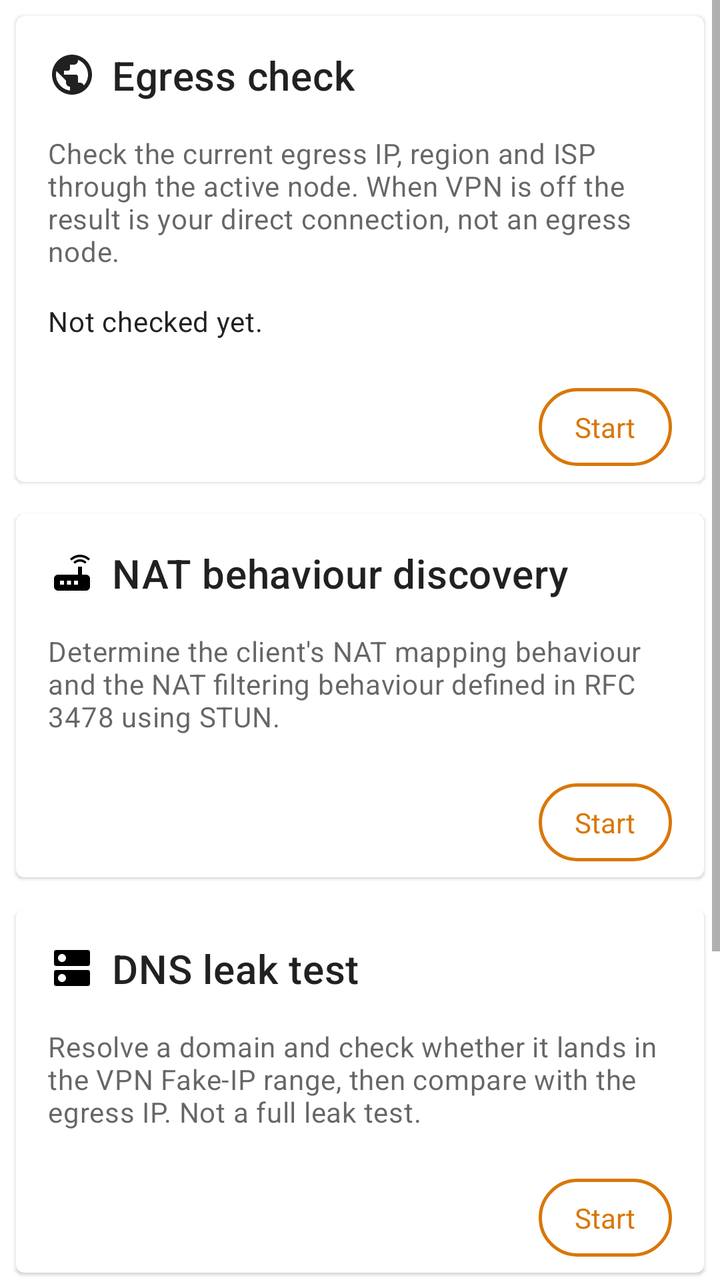
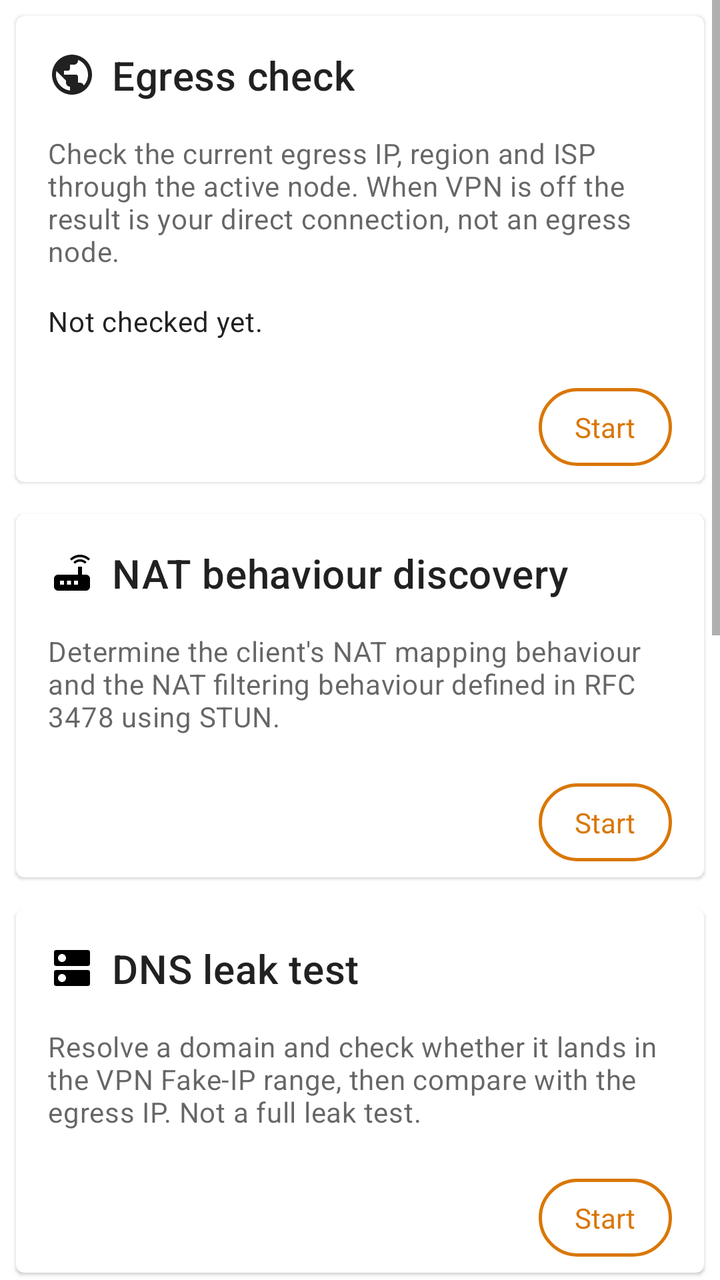

An Android layout rendered at two revisions. The XML below is the earlier revision; the diff shows what the commit changed to produce the second picture.
<!-- AndroidManifest.xml: application theme Theme.Start -->
<!-- res/layout/layout_network.xml -->
<?xml version="1.0" encoding="utf-8"?>
<ScrollView xmlns:android="http://schemas.android.com/apk/res/android"
    xmlns:app="http://schemas.android.com/apk/res-auto"
    android:layout_width="match_parent"
    android:layout_height="match_parent"
    android:fillViewport="true">

<LinearLayout
    android:layout_width="match_parent"
    android:layout_height="wrap_content"
    android:orientation="vertical">

    
    <com.google.android.material.card.MaterialCardView
        android:layout_width="match_parent"
        android:layout_height="wrap_content"
        android:layout_margin="8dp"
        android:clickable="true"
        android:focusable="true">

        <LinearLayout
            android:layout_width="match_parent"
            android:layout_height="wrap_content"
            android:orientation="vertical">

            <LinearLayout
                android:layout_width="match_parent"
                android:layout_height="wrap_content"
                android:orientation="vertical"
                android:padding="16dp">

                <LinearLayout
                    android:layout_width="match_parent"
                    android:layout_height="wrap_content"
                    android:gravity="center_vertical"
                    android:orientation="horizontal">

                    <ImageView
                        android:layout_width="24dp"
                        android:layout_height="24dp"
                        android:src="@drawable/baseline_public_24"
                        android:tint="?android:attr/textColorPrimary" />

                    <TextView
                        android:layout_width="wrap_content"
                        android:layout_height="wrap_content"
                        android:layout_marginStart="8dp"
                        android:text="@string/egress_check"
                        android:textAppearance="?attr/textAppearanceHeadline6" />

                </LinearLayout>

                <TextView
                    android:layout_width="wrap_content"
                    android:layout_height="wrap_content"
                    android:layout_marginTop="16dp"
                    android:text="@string/egress_check_summary"
                    android:textAppearance="?attr/textAppearanceBody2"
                    android:textColor="?android:attr/textColorSecondary" />

                <TextView
                    android:id="@+id/egressResult"
                    android:layout_width="match_parent"
                    android:layout_height="wrap_content"
                    android:layout_marginTop="16dp"
                    android:text="@string/egress_check_idle"
                    android:textAppearance="?attr/textAppearanceBody2" />

                <LinearLayout
                    android:id="@+id/egressOverview"
                    android:layout_width="match_parent"
                    android:layout_height="wrap_content"
                    android:layout_marginTop="16dp"
                    android:orientation="vertical"
                    android:visibility="gone">

                    <LinearLayout
                        android:layout_width="match_parent"
                        android:layout_height="wrap_content"
                        android:gravity="center_vertical"
                        android:orientation="horizontal">

                        <TextView
                            android:id="@+id/egressFlag"
                            android:layout_width="wrap_content"
                            android:layout_height="wrap_content"
                            android:layout_marginEnd="8dp"
                            android:textSize="22sp" />

                        <TextView
                            android:id="@+id/egressIp"
                            android:layout_width="0dp"
                            android:layout_height="wrap_content"
                            android:layout_weight="1"
                            android:textSize="15sp"
                            android:textStyle="bold"
                            android:textColor="?android:attr/textColorPrimary" />

                        <TextView
                            android:id="@+id/egressIpVersion"
                            android:layout_width="wrap_content"
                            android:layout_height="wrap_content"
                            android:textSize="12sp"
                            android:textColor="?android:attr/textColorSecondary" />

                    </LinearLayout>

                    <TextView
                        android:id="@+id/egressPlace"
                        android:layout_width="match_parent"
                        android:layout_height="wrap_content"
                        android:layout_marginTop="4dp"
                        android:textSize="13sp"
                        android:textColor="?android:attr/textColorSecondary" />

                    <TextView
                        android:id="@+id/egressIsp"
                        android:layout_width="match_parent"
                        android:layout_height="wrap_content"
                        android:layout_marginTop="2dp"
                        android:textSize="13sp"
                        android:textColor="?android:attr/textColorSecondary" />

                    <TextView
                        android:id="@+id/egressMode"
                        android:layout_width="match_parent"
                        android:layout_height="wrap_content"
                        android:layout_marginTop="2dp"
                        android:textSize="13sp"
                        android:textColor="?android:attr/textColorSecondary" />

                    <TextView
                        android:id="@+id/egressSource"
                        android:layout_width="match_parent"
                        android:layout_height="wrap_content"
                        android:layout_marginTop="2dp"
                        android:textSize="12sp"
                        android:textColor="?android:attr/textColorSecondary" />

                </LinearLayout>

            </LinearLayout>

            <LinearLayout
                android:layout_width="match_parent"
                android:layout_height="wrap_content"
                android:layout_margin="8dp"
                android:gravity="end"
                android:orientation="horizontal">

                
                <TextView
                    android:id="@+id/egressCheck"
                    android:layout_width="wrap_content"
                    android:layout_height="wrap_content"
                    android:layout_marginEnd="8dp"
                    android:background="@drawable/bg_amber_outline_pill"
                    android:clickable="true"
                    android:focusable="true"
                    android:paddingStart="18dp"
                    android:paddingEnd="18dp"
                    android:paddingTop="10dp"
                    android:paddingBottom="10dp"
                    android:text="@string/start"
                    android:textColor="@color/color_rift_accent"
                    android:textSize="14sp" />
            </LinearLayout>

        </LinearLayout>
    </com.google.android.material.card.MaterialCardView>

    <com.google.android.material.card.MaterialCardView
        android:layout_width="match_parent"
        android:layout_height="wrap_content"
        android:layout_margin="8dp"
        android:clickable="true"
        android:focusable="true">

        <LinearLayout
            android:layout_width="match_parent"
            android:layout_height="wrap_content"
            android:orientation="vertical">

            <LinearLayout
                android:layout_width="match_parent"
                android:layout_height="wrap_content"
                android:orientation="vertical"
                android:padding="16dp">

                <LinearLayout
                    android:layout_width="match_parent"
                    android:layout_height="wrap_content"
                    android:gravity="center_vertical"
                    android:orientation="horizontal">

                    <ImageView
                        android:layout_width="24dp"
                        android:layout_height="24dp"
                        android:src="@drawable/ic_hardware_router"
                        android:tint="?android:attr/textColorPrimary" />

                    <TextView
                        android:layout_width="wrap_content"
                        android:layout_height="wrap_content"
                        android:layout_marginStart="8dp"
                        android:text="@string/stun_test"
                        android:textAppearance="?attr/textAppearanceHeadline6" />

                </LinearLayout>

                <TextView
                    android:layout_width="wrap_content"
                    android:layout_height="wrap_content"
                    android:layout_marginTop="16dp"
                    android:text="@string/stun_test_summary"
                    android:textAppearance="?attr/textAppearanceBody2"
                    android:textColor="?android:attr/textColorSecondary" />

            </LinearLayout>

            <LinearLayout
                android:layout_width="match_parent"
                android:layout_height="wrap_content"
                android:layout_margin="8dp"
                android:gravity="end"
                android:orientation="horizontal">

                <TextView
                    android:id="@+id/stunTest"
                    android:layout_width="wrap_content"
                    android:layout_height="wrap_content"
                    android:layout_marginEnd="8dp"
                    android:background="@drawable/bg_amber_outline_pill"
                    android:clickable="true"
                    android:focusable="true"
                    android:paddingStart="18dp"
                    android:paddingEnd="18dp"
                    android:paddingTop="10dp"
                    android:paddingBottom="10dp"
                    android:text="@string/start"
                    android:textColor="@color/color_rift_accent"
                    android:textSize="14sp" />
            </LinearLayout>

        </LinearLayout>
    </com.google.android.material.card.MaterialCardView>

    
    <com.google.android.material.card.MaterialCardView
        android:layout_width="match_parent"
        android:layout_height="wrap_content"
        android:layout_margin="8dp"
        android:clickable="true"
        android:focusable="true">

        <LinearLayout
            android:layout_width="match_parent"
            android:layout_height="wrap_content"
            android:orientation="vertical">

            <LinearLayout
                android:layout_width="match_parent"
                android:layout_height="wrap_content"
                android:orientation="vertical"
                android:padding="16dp">

                <LinearLayout
                    android:layout_width="match_parent"
                    android:layout_height="wrap_content"
                    android:gravity="center_vertical"
                    android:orientation="horizontal">

                    <ImageView
                        android:layout_width="24dp"
                        android:layout_height="24dp"
                        android:src="@drawable/ic_action_dns"
                        android:tint="?android:attr/textColorPrimary" />

                    <TextView
                        android:layout_width="wrap_content"
                        android:layout_height="wrap_content"
                        android:layout_marginStart="8dp"
                        android:text="@string/dns_leak_test"
                        android:textAppearance="?attr/textAppearanceHeadline6" />

                </LinearLayout>

                <TextView
                    android:layout_width="wrap_content"
                    android:layout_height="wrap_content"
                    android:layout_marginTop="16dp"
                    android:text="@string/dns_leak_test_summary"
                    android:textAppearance="?attr/textAppearanceBody2"
                    android:textColor="?android:attr/textColorSecondary" />

                <TextView
                    android:id="@+id/dnsLeakResult"
                    android:layout_width="match_parent"
                    android:layout_height="wrap_content"
                    android:layout_marginTop="16dp"
                    android:lineSpacingExtra="4dp"
                    android:textAppearance="?attr/textAppearanceBody2"
                    android:textColor="?primaryOrTextPrimary"
                    android:visibility="gone" />

            </LinearLayout>

            <LinearLayout
                android:layout_width="match_parent"
                android:layout_height="wrap_content"
                android:layout_margin="8dp"
                android:gravity="end"
                android:orientation="horizontal">

                <TextView
                    android:id="@+id/dnsLeakTest"
                    android:layout_width="wrap_content"
                    android:layout_height="wrap_content"
                    android:layout_marginEnd="8dp"
                    android:background="@drawable/bg_amber_outline_pill"
                    android:clickable="true"
                    android:focusable="true"
                    android:paddingStart="18dp"
                    android:paddingEnd="18dp"
                    android:paddingTop="10dp"
                    android:paddingBottom="10dp"
                    android:text="@string/start"
                    android:textColor="@color/color_rift_accent"
                    android:textSize="14sp" />
            </LinearLayout>

        </LinearLayout>
    </com.google.android.material.card.MaterialCardView>

    
    <com.google.android.material.card.MaterialCardView
        android:layout_width="match_parent"
        android:layout_height="wrap_content"
        android:layout_margin="8dp"
        android:clickable="true"
        android:focusable="true">

        <LinearLayout
            android:layout_width="match_parent"
            android:layout_height="wrap_content"
            android:orientation="vertical">

            <LinearLayout
                android:layout_width="match_parent"
                android:layout_height="wrap_content"
                android:orientation="vertical"
                android:padding="16dp">

                <LinearLayout
                    android:layout_width="match_parent"
                    android:layout_height="wrap_content"
                    android:gravity="center_vertical"
                    android:orientation="horizontal">

                    <ImageView
                        android:layout_width="24dp"
                        android:layout_height="24dp"
                        android:src="@drawable/ic_baseline_link_24"
                        android:tint="?android:attr/textColorPrimary" />

                    <TextView
                        android:layout_width="wrap_content"
                        android:layout_height="wrap_content"
                        android:layout_marginStart="8dp"
                        android:text="@string/url_check_test"
                        android:textAppearance="?attr/textAppearanceHeadline6" />

                </LinearLayout>

                <TextView
                    android:layout_width="wrap_content"
                    android:layout_height="wrap_content"
                    android:layout_marginTop="16dp"
                    android:text="@string/url_check_test_summary"
                    android:textAppearance="?attr/textAppearanceBody2"
                    android:textColor="?android:attr/textColorSecondary" />

                <TextView
                    android:id="@+id/urlCheckResult"
                    android:layout_width="match_parent"
                    android:layout_height="wrap_content"
                    android:layout_marginTop="16dp"
                    android:lineSpacingExtra="4dp"
                    android:textAppearance="?attr/textAppearanceBody2"
                    android:textColor="?primaryOrTextPrimary"
                    android:visibility="gone" />

            </LinearLayout>

            <LinearLayout
                android:layout_width="match_parent"
                android:layout_height="wrap_content"
                android:layout_margin="8dp"
                android:gravity="end"
                android:orientation="horizontal">

                <TextView
                    android:id="@+id/urlCheckTest"
                    android:layout_width="wrap_content"
                    android:layout_height="wrap_content"
                    android:layout_marginEnd="8dp"
                    android:background="@drawable/bg_amber_outline_pill"
                    android:clickable="true"
                    android:focusable="true"
                    android:paddingStart="18dp"
                    android:paddingEnd="18dp"
                    android:paddingTop="10dp"
                    android:paddingBottom="10dp"
                    android:text="@string/start"
                    android:textColor="@color/color_rift_accent"
                    android:textSize="14sp" />
            </LinearLayout>

        </LinearLayout>
    </com.google.android.material.card.MaterialCardView>

</LinearLayout>
</ScrollView>
<!-- resources referenced by this layout -->
<resources>
  <color name="color_rift_accent">#D97706</color>
  <!-- drawable bg_amber_outline_pill (drawable) -->
  <?xml version="1.0" encoding="utf-8"?>
  <ripple xmlns:android="http://schemas.android.com/apk/res/android"
      android:color="?attr/colorControlHighlight">
      <item>
          <shape android:shape="rectangle">
              <corners android:radius="24dp" />
              <stroke
                  android:width="1.5dp"
                  android:color="@color/color_rift_accent" />
          </shape>
      </item>
  </ripple>
  <string name="dns_leak_test">DNS leak test</string>
  <string name="dns_leak_test_summary">Resolve a domain and check whether it lands in the VPN Fake-IP range, then compare with the egress IP. Not a full leak test.</string>
  <string name="egress_check">Egress check</string>
  <string name="egress_check_idle">Not checked yet.</string>
  <string name="egress_check_summary">Check the current egress IP, region and ISP through the active node. When VPN is off the result is your direct connection, not an egress node.</string>
  <string name="start">Start</string>
  <string name="stun_test">NAT behaviour discovery</string>
  <string name="stun_test_summary">Determine the client\'s NAT mapping behaviour and the NAT
          filtering behaviour defined in RFC 3478 using STUN.</string>
  <string name="url_check_test">URL Check</string>
  <string name="url_check_test_summary">Trace a real request to www.youtube.com end to end (DNS → connection → TLS → HTTP) and show which step fails. Sends one tiny probe request, not the full page.</string>
  <style name="Theme.Start" parent="Theme.MaterialComponents.DayNight">
          <item name="android:navigationBarColor">@android:color/transparent</item>
          <item name="colorPrimary">@android:color/transparent</item>
          <item name="colorPrimaryDark">@android:color/transparent</item>
          <item name="android:backgroundDimEnabled">false</item>
          <item name="android:windowNoTitle">true</item>
          <item name="windowActionBar">false</item>
          <item name="windowNoTitle">true</item>
      </style>
  <!-- unchanged entries left out for length: 4 -->
</resources>

<!-- the commit's change to res/layout/layout_network.xml (unified diff, before → after) -->
@@ -92,6 +92,8 @@
                             android:layout_width="0dp"
                             android:layout_height="wrap_content"
                             android:layout_weight="1"
+                            android:clickable="true"
+                            android:focusable="true"
                             android:textSize="15sp"
                             android:textStyle="bold"
                             android:textColor="?android:attr/textColorPrimary" />
@@ -136,6 +138,16 @@
                         android:layout_marginTop="2dp"
                         android:textSize="12sp"
                         android:textColor="?android:attr/textColorSecondary" />
+
+                    
+                    <TextView
+                        android:id="@+id/egressSpeed"
+                        android:layout_width="match_parent"
+                        android:layout_height="wrap_content"
+                        android:layout_marginTop="2dp"
+                        android:textSize="12sp"
+                        android:textColor="?android:attr/textColorSecondary"
+                        android:visibility="gone" />
 
                 </LinearLayout>
 
@@ -419,5 +431,187 @@
         </LinearLayout>
     </com.google.android.material.card.MaterialCardView>
 
+    
+    <com.google.android.material.card.MaterialCardView
+        android:layout_width="match_parent"
+        android:layout_height="wrap_content"
+        android:layout_margin="8dp"
+        android:clickable="true"
+        android:focusable="true">
+
+        <LinearLayout
+            android:layout_width="match_parent"
+            android:layout_height="wrap_content"
+            android:orientation="vertical">
+
+            <LinearLayout
+                android:layout_width="match_parent"
+                android:layout_height="wrap_content"
+                android:orientation="vertical"
+                android:padding="16dp">
+
+                <LinearLayout
+                    android:layout_width="match_parent"
+                    android:layout_height="wrap_content"
+                    android:gravity="center_vertical"
+                    android:orientation="horizontal">
+
+                    <ImageView
+                        android:layout_width="24dp"
+                        android:layout_height="24dp"
+                        android:src="@drawable/ic_av_playlist_add"
+                        android:tint="?android:attr/textColorPrimary" />
+
+                    <TextView
+                        android:layout_width="wrap_content"
+                        android:layout_height="wrap_content"
+                        android:layout_marginStart="8dp"
+                        android:text="@string/streaming_test"
+                        android:textAppearance="?attr/textAppearanceHeadline6" />
+
+                </LinearLayout>
+
+                <TextView
+                    android:layout_width="wrap_content"
+                    android:layout_height="wrap_content"
+                    android:layout_marginTop="16dp"
+                    android:text="@string/streaming_test_summary"
+                    android:textAppearance="?attr/textAppearanceBody2"
+                    android:textColor="?android:attr/textColorSecondary" />
+
+                <TextView
+                    android:id="@+id/streamingResult"
+                    android:layout_width="match_parent"
+                    android:layout_height="wrap_content"
+                    android:layout_marginTop="16dp"
+                    android:lineSpacingExtra="4dp"
+                    android:textAppearance="?attr/textAppearanceBody2"
+                    android:textColor="?primaryOrTextPrimary"
+                    android:visibility="gone" />
+
+                <LinearLayout
+                    android:id="@+id/streamingResultList"
+                    android:layout_width="match_parent"
+                    android:layout_height="wrap_content"
+                    android:layout_marginTop="8dp"
+                    android:orientation="vertical"
+                    android:visibility="gone" />
+
+            </LinearLayout>
+
+            <LinearLayout
+                android:layout_width="match_parent"
+                android:layout_height="wrap_content"
+                android:layout_margin="8dp"
+                android:gravity="end"
+                android:orientation="horizontal">
+
+                <TextView
+                    android:id="@+id/streamingTest"
+                    android:layout_width="wrap_content"
+                    android:layout_height="wrap_content"
+                    android:layout_marginEnd="8dp"
+                    android:background="@drawable/bg_amber_outline_pill"
+                    android:clickable="true"
+                    android:focusable="true"
+                    android:paddingStart="18dp"
+                    android:paddingEnd="18dp"
+                    android:paddingTop="10dp"
+                    android:paddingBottom="10dp"
+                    android:text="@string/start"
+                    android:textColor="@color/color_rift_accent"
+                    android:textSize="14sp" />
+            </LinearLayout>
+
+        </LinearLayout>
+    </com.google.android.material.card.MaterialCardView>
+
+    
+    <com.google.android.material.card.MaterialCardView
+        android:layout_width="match_parent"
+        android:layout_height="wrap_content"
+        android:layout_margin="8dp"
+        android:clickable="true"
+        android:focusable="true">
+
+        <LinearLayout
+            android:layout_width="match_parent"
+            android:layout_height="wrap_content"
+            android:orientation="vertical">
+
+            <LinearLayout
+                android:layout_width="match_parent"
+                android:layout_height="wrap_content"
+                android:orientation="vertical"
+                android:padding="16dp">
+
+                <LinearLayout
+                    android:layout_width="match_parent"
+                    android:layout_height="wrap_content"
+                    android:gravity="center_vertical"
+                    android:orientation="horizontal">
+
+                    <ImageView
+                        android:layout_width="24dp"
+                        android:layout_height="24dp"
+                        android:src="@drawable/ic_baseline_security_24"
+                        android:tint="?android:attr/textColorPrimary" />
+
+                    <TextView
+                        android:layout_width="wrap_content"
+                        android:layout_height="wrap_content"
+                        android:layout_marginStart="8dp"
+                        android:text="@string/ip_purity_test"
+                        android:textAppearance="?attr/textAppearanceHeadline6" />
+
+                </LinearLayout>
+
+                <TextView
+                    android:layout_width="wrap_content"
+                    android:layout_height="wrap_content"
+                    android:layout_marginTop="16dp"
+                    android:text="@string/ip_purity_test_summary"
+                    android:textAppearance="?attr/textAppearanceBody2"
+                    android:textColor="?android:attr/textColorSecondary" />
+
+                <TextView
+                    android:id="@+id/ipPurityResult"
+                    android:layout_width="match_parent"
+                    android:layout_height="wrap_content"
+                    android:layout_marginTop="16dp"
+                    android:lineSpacingExtra="4dp"
+                    android:textAppearance="?attr/textAppearanceBody2"
+                    android:textColor="?primaryOrTextPrimary"
+                    android:visibility="gone" />
+
+            </LinearLayout>
+
+            <LinearLayout
+                android:layout_width="match_parent"
+                android:layout_height="wrap_content"
+                android:layout_margin="8dp"
+                android:gravity="end"
+                android:orientation="horizontal">
+
+                <TextView
+                    android:id="@+id/ipPurityTest"
+                    android:layout_width="wrap_content"
+                    android:layout_height="wrap_content"
+                    android:layout_marginEnd="8dp"
+                    android:background="@drawable/bg_amber_outline_pill"
+                    android:clickable="true"
+                    android:focusable="true"
+                    android:paddingStart="18dp"
+                    android:paddingEnd="18dp"
+                    android:paddingTop="10dp"
+                    android:paddingBottom="10dp"
+                    android:text="@string/start"
+                    android:textColor="@color/color_rift_accent"
+                    android:textSize="14sp" />
+            </LinearLayout>
+
+        </LinearLayout>
+    </com.google.android.material.card.MaterialCardView>
+
 </LinearLayout>
 </ScrollView>
<!-- resource entries referenced after the edit -->
@@ -14,12 +14,39 @@
           </shape>
       </item>
   </ripple>
+  <!-- drawable ic_av_playlist_add (drawable) -->
+  <vector xmlns:android="http://schemas.android.com/apk/res/android"
+          android:width="24dp"
+          android:height="24dp"
+          android:autoMirrored="true"
+          android:viewportWidth="24.0"
+          android:viewportHeight="24.0"
+          android:tint="?attr/colorControlNormal">
+      <path
+          android:fillColor="#FF000000"
+          android:pathData="M14,10L2,10v2h12v-2zM14,6L2,6v2h12L14,6zM18,14v-4h-2v4h-4v2h4v4h2v-4h4v-2h-4zM2,16h8v-2L2,14v2z"/>
+  </vector>
+  <!-- drawable ic_baseline_security_24 (drawable) -->
+  <vector xmlns:android="http://schemas.android.com/apk/res/android"
+      android:width="24dp"
+      android:height="24dp"
+      android:viewportWidth="24"
+      android:viewportHeight="24"
+      android:tint="?attr/colorControlNormal">
+    <path
+        android:fillColor="@android:color/white"
+        android:pathData="M12,1L3,5v6c0,5.55 3.84,10.74 9,12 5.16,-1.26 9,-6.45 9,-12L21,5l-9,-4zM12,11.99h7c-0.53,4.12 -3.28,7.79 -7,8.94L12,12L5,12L5,6.3l7,-3.11v8.8z"/>
+  </vector>
   <string name="dns_leak_test">DNS leak test</string>
   <string name="dns_leak_test_summary">Resolve a domain and check whether it lands in the VPN Fake-IP range, then compare with the egress IP. Not a full leak test.</string>
   <string name="egress_check">Egress check</string>
   <string name="egress_check_idle">Not checked yet.</string>
   <string name="egress_check_summary">Check the current egress IP, region and ISP through the active node. When VPN is off the result is your direct connection, not an egress node.</string>
+  <string name="ip_purity_test">IP Purity</string>
+  <string name="ip_purity_test_summary">Check the exit IP type and risk (residential/datacenter/mobile/business). Data from iplocate.io, ip-api.com and ipquery.io.</string>
   <string name="start">Start</string>
+  <string name="streaming_test">Streaming Unlock</string>
+  <string name="streaming_test_summary">Check whether the exit can reach common AI, streaming and social services (reachability only; Netflix and Disney+ are excluded — their unlock needs catalog checks, a simple probe would misreport).</string>
   <string name="stun_test">NAT behaviour discovery</string>
   <string name="stun_test_summary">Determine the client\'s NAT mapping behaviour and the NAT
           filtering behaviour defined in RFC 3478 using STUN.</string>
